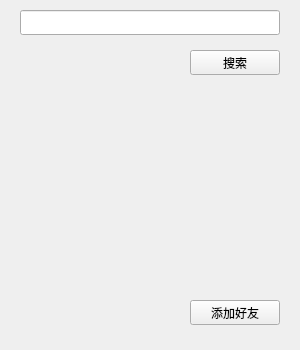
Before: the Qt Designer form client/ui/searchnewfriend.ui in pechpo/What-s-up, drawn with Qt 5.
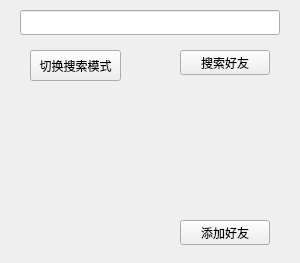
After: the same form once the commit is applied.

```diff
--- a/client/ui/searchnewfriend.ui
+++ b/client/ui/searchnewfriend.ui
@@ -7,7 +7,7 @@
     <x>0</x>
     <y>0</y>
     <width>300</width>
-    <height>350</height>
+    <height>263</height>
    </rect>
   </property>
   <property name="windowTitle">
@@ -26,8 +26,8 @@
   <widget class="QPushButton" name="confirmButton">
    <property name="geometry">
     <rect>
-     <x>190</x>
-     <y>300</y>
+     <x>180</x>
+     <y>220</y>
      <width>90</width>
      <height>25</height>
     </rect>
@@ -39,14 +39,27 @@
   <widget class="QPushButton" name="SearchButton">
    <property name="geometry">
     <rect>
-     <x>190</x>
+     <x>180</x>
      <y>50</y>
      <width>90</width>
      <height>25</height>
     </rect>
    </property>
    <property name="text">
-    <string>搜索</string>
+    <string>搜索好友</string>
+   </property>
+  </widget>
+  <widget class="QPushButton" name="switchButton">
+   <property name="geometry">
+    <rect>
+     <x>30</x>
+     <y>50</y>
+     <width>91</width>
+     <height>31</height>
+    </rect>
+   </property>
+   <property name="text">
+    <string>切换搜索模式</string>
    </property>
   </widget>
  </widget>
```
